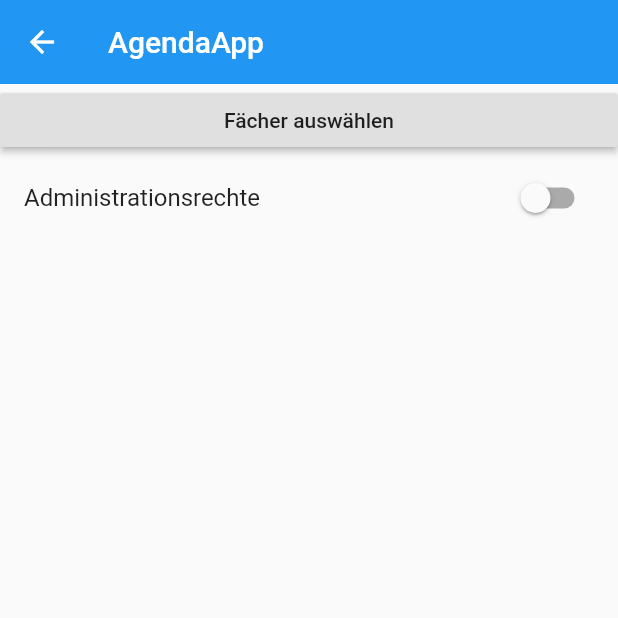
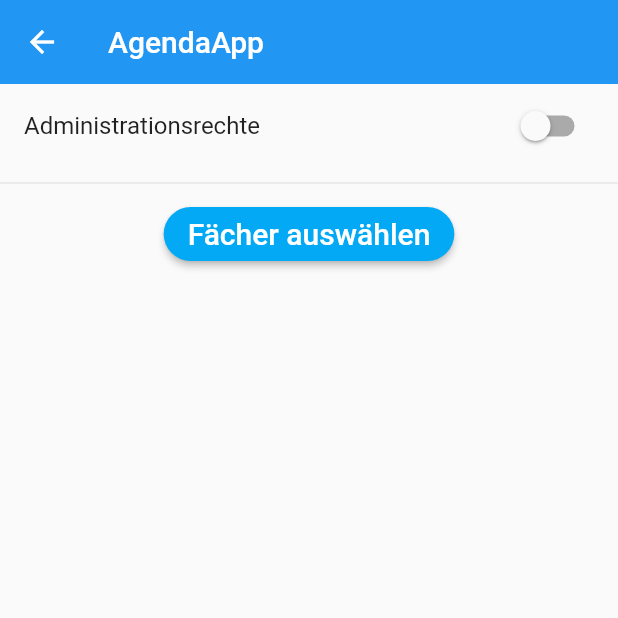
Before and after one commit to wdjpng/AgendaAppFlutter, a Flutter app: the screen it shows after launch, in the side drawer, after a tap on "Einstellungen", on a phone screen of 412 x 824 dp, the top half of it. Run offline on Flutter 3.47's test engine with Material 2 defaults, Android fonts, the phone set to English and light mode, and no system bars; our stand-ins replace cloud_firestore, firebase_auth, rflutter_alert, sqflite, table_calendar, webview_flutter; accounts and stored records are empty.

Commit message:
Added a visually more appealing button to select the subjects

```diff
--- a/lib/pages/settingsPage.dart
+++ b/lib/pages/settingsPage.dart
@@ -34,7 +34,9 @@ class _SettingsPageState extends State<SettingsPage> {
 
   void _onSignIn() {
     Navigator.pop(context);
-    AlertShower.showAlert(context, 'ERFOLGREICHE ANMELDUNG',
+    AlertShower.showAlert(
+        context,
+        'ERFOLGREICHE ANMELDUNG',
         'Sie wurden soeben als Administrator angemeldet. Nun sind Sie in der Lage,'
             ' Nachrichten an ganze Klassen zu senden.',
         AlertType.success);
@@ -65,7 +67,8 @@ class _SettingsPageState extends State<SettingsPage> {
     }
   }
 
-  @override Widget build(BuildContext context) {
+  @override
+  Widget build(BuildContext context) {
     return new Scaffold(
       appBar: new AppBar(
         title: new Text('AgendaApp'),
@@ -73,16 +76,26 @@ class _SettingsPageState extends State<SettingsPage> {
       ),
       body: new ListView(
         children: <Widget>[
-          new RaisedButton(
-            onPressed: () => _openSelector(context),
-            child: const Text(
-              'Fächer auswählen',
-            ),
-          ),
           new SwitchListTile(
             value: EventsPageState.isInAdminMode,
             onChanged: (value) => onTryToUpdateAdminMode(),
             title: new Text('Administrationsrechte'),
+          ),
+          Divider(
+            height: 20.0,
+          ),
+          Row(
+            mainAxisAlignment: MainAxisAlignment.spaceEvenly,
+            children: <Widget>[
+
+              RaisedButton(
+                shape: RoundedRectangleBorder(borderRadius: BorderRadius.circular(20)),
+                onPressed: () => _openSelector(context),
+                child: Text('Fächer auswählen', style: TextStyle(fontSize: 20)),
+                color: Colors.lightBlue,
+                textColor: Colors.white,
+              ),
+            ],
           )
         ],
       ),
```
